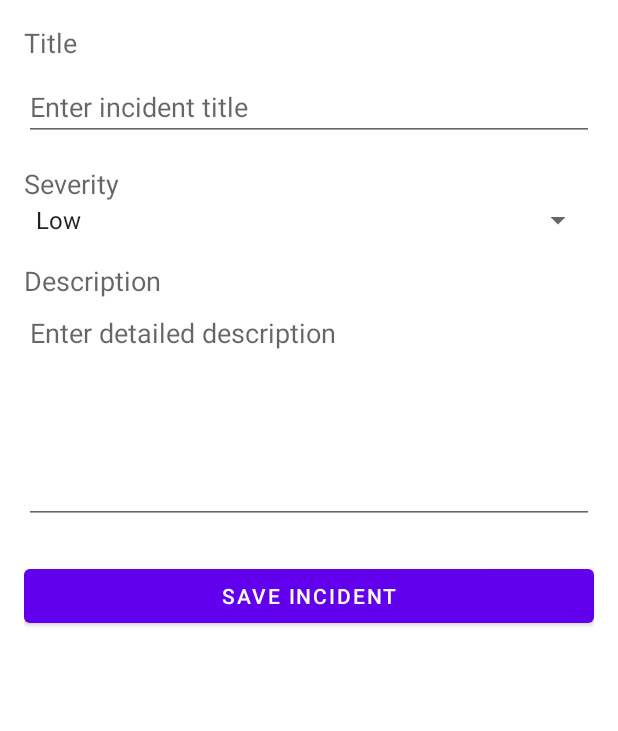
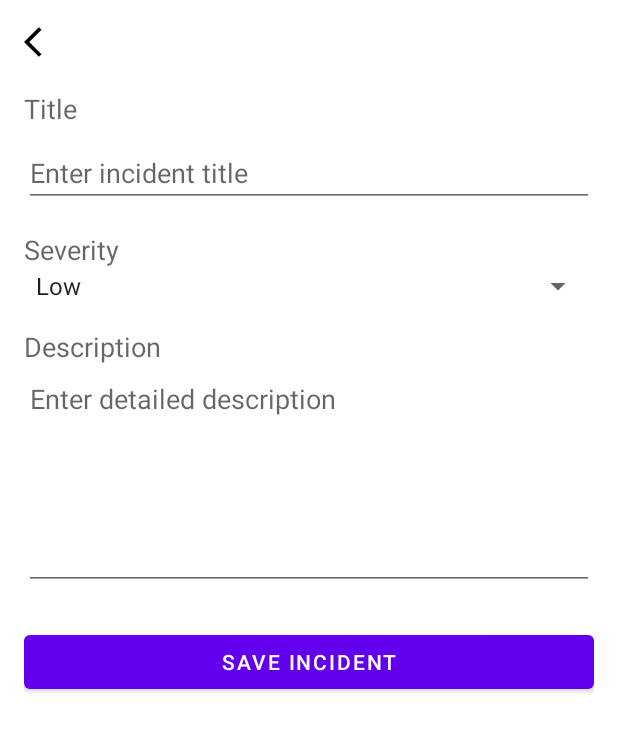
Before and after one commit to BibekKundu05/Ai-Safety-App, an Android app: the ReportIncidentFragment screen opened through its navigation route, on a phone screen of 412 x 824 dp. Shown: the top 731 px of the screen. Run offline under Robolectric (Android 15) with nearby library versions, the phone set to English and light mode, and no system bars; 1 statement that could not run was skipped.

```diff
--- a/app/src/main/java/com/example/aisafetyincidenttracker/ReportIncidentFragment.kt
+++ b/app/src/main/java/com/example/aisafetyincidenttracker/ReportIncidentFragment.kt
@@ -6,6 +6,7 @@ import android.view.LayoutInflater
 import android.view.View
 import android.view.ViewGroup
 import android.widget.ArrayAdapter
+import android.widget.ImageButton
 import androidx.fragment.app.Fragment
 import androidx.navigation.fragment.findNavController
 import com.example.aisafetyincidenttracker.databinding.FragmentReportIncidentBinding
@@ -27,8 +28,10 @@ class ReportIncidentFragment : Fragment() {
 
     override fun onViewCreated(view: View, savedInstanceState: Bundle?) {
         super.onViewCreated(view, savedInstanceState)
+
         setupSeveritySpinner()
         setupSaveButton()
+        var backbtn=view.findViewById<ImageButton>(R.id.backscreen)
     }
 
     private fun setupSeveritySpinner() {
--- /dev/null
+++ b/app/src/main/res/drawable/background_login.xml
@@ -0,0 +1,6 @@
+<?xml version="1.0" encoding="utf-8"?>
+<shape xmlns:android="http://schemas.android.com/apk/res/android">
+    <gradient android:startColor="#FFFFFF"
+        android:endColor="#6D6B6B"
+        android:angle="225"/>
+</shape>
--- /dev/null
+++ b/app/src/main/res/drawable/baseline_arrow_back_ios_24.xml
@@ -0,0 +1,5 @@
+<vector xmlns:android="http://schemas.android.com/apk/res/android" android:autoMirrored="true" android:height="24dp" android:tint="#000000" android:viewportHeight="24" android:viewportWidth="24" android:width="24dp">
+
+    <path android:fillColor="@android:color/white" android:pathData="M11.67,3.87L9.9,2.1 0,12l9.9,9.9 1.77,-1.77L3.54,12z"/>
+
+</vector>
--- a/app/src/main/res/layout/activity_login.xml
+++ b/app/src/main/res/layout/activity_login.xml
@@ -6,7 +6,7 @@
     android:padding="24dp"
     android:orientation="vertical"
     android:gravity="center"
-    android:background="#FFFFFF">
+    android:background="@drawable/background_login">
     <LinearLayout
         android:id="@+id/loginContainer"
         android:layout_width="match_parent"
--- a/app/src/main/res/layout/activity_signup.xml
+++ b/app/src/main/res/layout/activity_signup.xml
@@ -6,7 +6,7 @@
     android:padding="24dp"
     android:orientation="vertical"
     android:gravity="center"
-    android:background="#FFFFFF">
+    android:background="@drawable/background_login">
 
     <!-- Login Heading -->
     <TextView
--- a/app/src/main/res/layout/activity_splash_screen.xml
+++ b/app/src/main/res/layout/activity_splash_screen.xml
@@ -5,15 +5,17 @@
     android:id="@+id/main"
     android:layout_width="match_parent"
     android:layout_height="match_parent"
+    android:background="@color/black"
     tools:context=".SplashScreen">
 
     <TextView
+        android:id="@+id/textView"
         android:layout_width="wrap_content"
         android:layout_height="wrap_content"
         android:gravity="center"
         android:text="Your Safety\nOur Concern"
-        android:textColor="@color/purple_700"
 
+        android:textColor="@color/white"
         android:textSize="20dp"
         app:layout_constraintBottom_toBottomOf="parent"
         app:layout_constraintEnd_toEndOf="parent"
@@ -26,7 +28,7 @@
         android:id="@+id/imageView"
         android:layout_width="wrap_content"
         android:layout_height="wrap_content"
-        android:layout_marginTop="276dp"
+        app:layout_constraintBottom_toBottomOf="parent"
         app:layout_constraintEnd_toEndOf="parent"
         app:layout_constraintStart_toStartOf="parent"
         app:layout_constraintTop_toTopOf="parent"
--- a/app/src/main/res/layout/fragment_incident_list.xml
+++ b/app/src/main/res/layout/fragment_incident_list.xml
@@ -8,6 +8,7 @@
         android:id="@+id/filter_spinner"
         android:layout_width="match_parent"
         android:layout_height="wrap_content"
+        android:layout_marginTop="20dp"
         android:layout_margin="8dp" />
 
     <androidx.recyclerview.widget.RecyclerView
--- a/app/src/main/res/layout/fragment_report_incident.xml
+++ b/app/src/main/res/layout/fragment_report_incident.xml
@@ -4,10 +4,18 @@
     android:layout_height="match_parent"
     android:padding="16dp">
 
+
     <LinearLayout
         android:layout_width="match_parent"
         android:layout_height="wrap_content"
         android:orientation="vertical">
+        <ImageButton
+            android:id="@+id/backscreen"
+            android:layout_width="wrap_content"
+            android:background="@color/white"
+            android:layout_height="wrap_content"
+            android:src="@drawable/baseline_arrow_back_ios_24"
+            android:layout_marginBottom="20dp"/>
 
         <TextView
             android:layout_width="match_parent"
```
Also changed, not shown: app/src/main/res/layout/fragment_incident_detail.xml (+7 -1 lines), app/src/main/res/drawable/ai.png.
